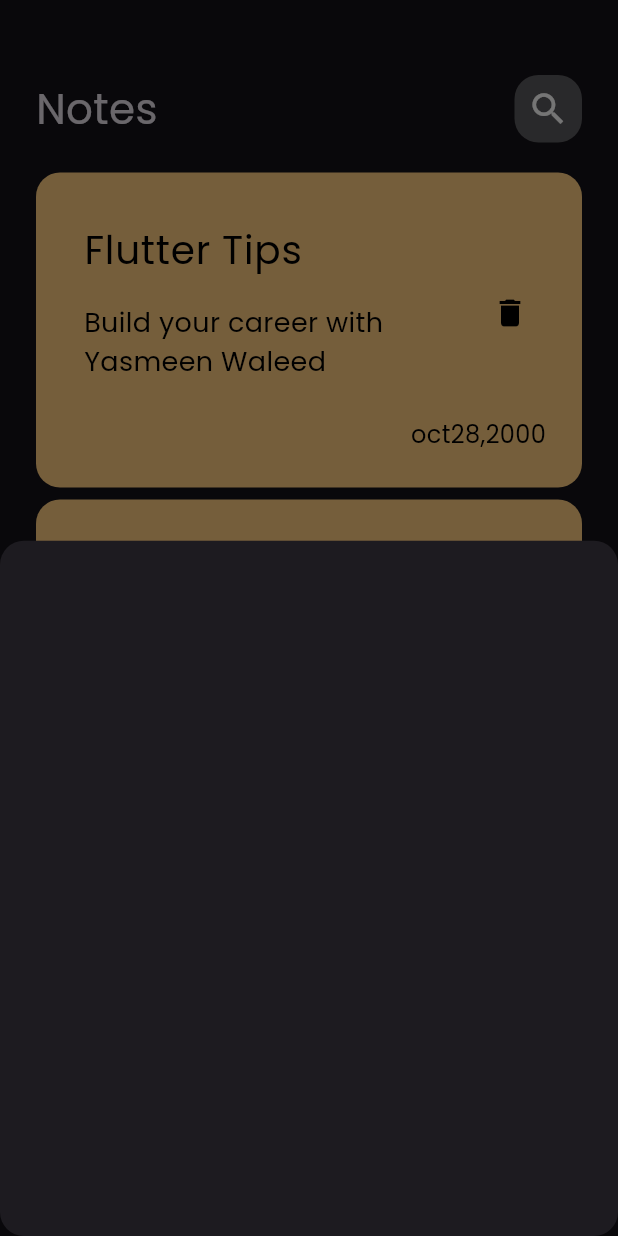
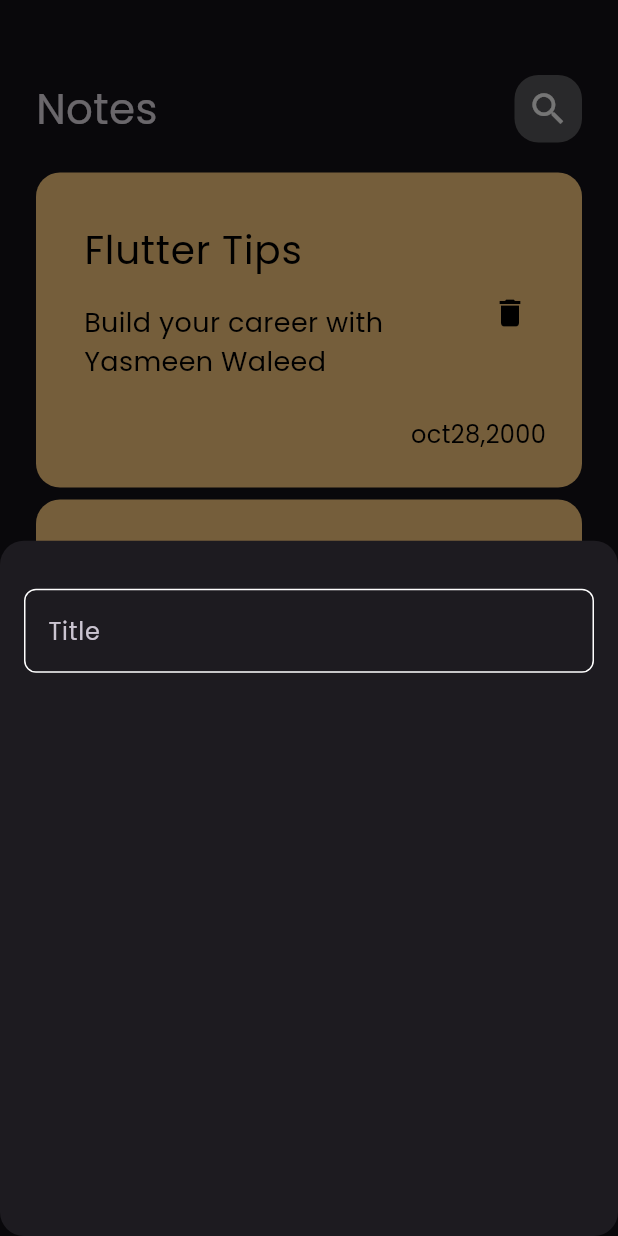
Before and after one commit to yasmeenwaleed2000/notes_app, a Flutter app: the screen it shows after launch, after a tap on the "add" icon, on a phone screen of 412 x 824 dp. Run offline on Flutter 3.47's test engine with Material 3 defaults, Android fonts, the phone set to English and light mode, and no system bars.

Commit message:
create custom text field

```diff
--- /dev/null
+++ b/notes_app/lib/const_variable/constants.dart
@@ -0,0 +1,3 @@
+
+import 'package:flutter/cupertino.dart';
+const KPrimaryColor=const Color(0xff62FCD7);
--- a/notes_app/lib/widgets/add_button_model_sheet.dart
+++ b/notes_app/lib/widgets/add_button_model_sheet.dart
@@ -1,10 +1,19 @@
 import 'package:flutter/material.dart';
+import 'package:notes_app/widgets/custom_text_field.dart';
 
 class AddButtonModelSheet extends StatelessWidget {
   const AddButtonModelSheet({super.key});
 
   @override
   Widget build(BuildContext context) {
-    return Container();
+    return Padding(
+      padding: const EdgeInsets.symmetric(horizontal: 16),
+      child: Column(
+      children: [
+        SizedBox(height: 32,),
+        CustomTextField(),
+      ],
+      ),
+    );
   }
 }
--- /dev/null
+++ b/notes_app/lib/widgets/custom_text_field.dart
@@ -0,0 +1,28 @@
+import 'package:flutter/material.dart';
+import 'package:notes_app/const_variable/constants.dart';
+
+class CustomTextField extends StatelessWidget {
+  const CustomTextField({super.key});
+
+  @override
+  Widget build(BuildContext context) {
+    return  TextField(
+      cursorColor:KPrimaryColor ,
+      decoration: InputDecoration(
+        hintText: 'Title',
+        border: buildBorder(),
+        enabledBorder: buildBorder(),
+        focusedBorder: buildBorder(KPrimaryColor),
+      ),
+    );
+  }
+
+  OutlineInputBorder buildBorder([color]) {
+    return OutlineInputBorder(
+        borderRadius: BorderRadius.circular(8,),
+        borderSide: BorderSide(
+          color:color ?? Colors.white,
+        )
+      );
+  }
+}
```
